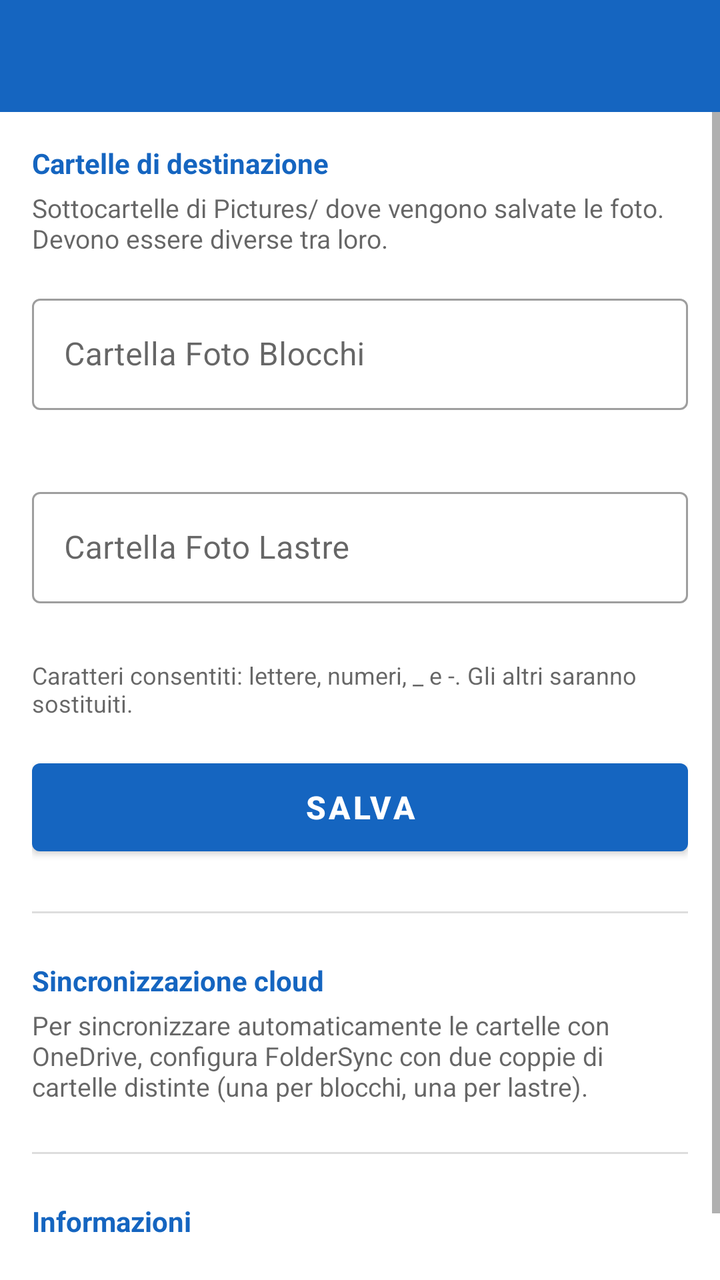
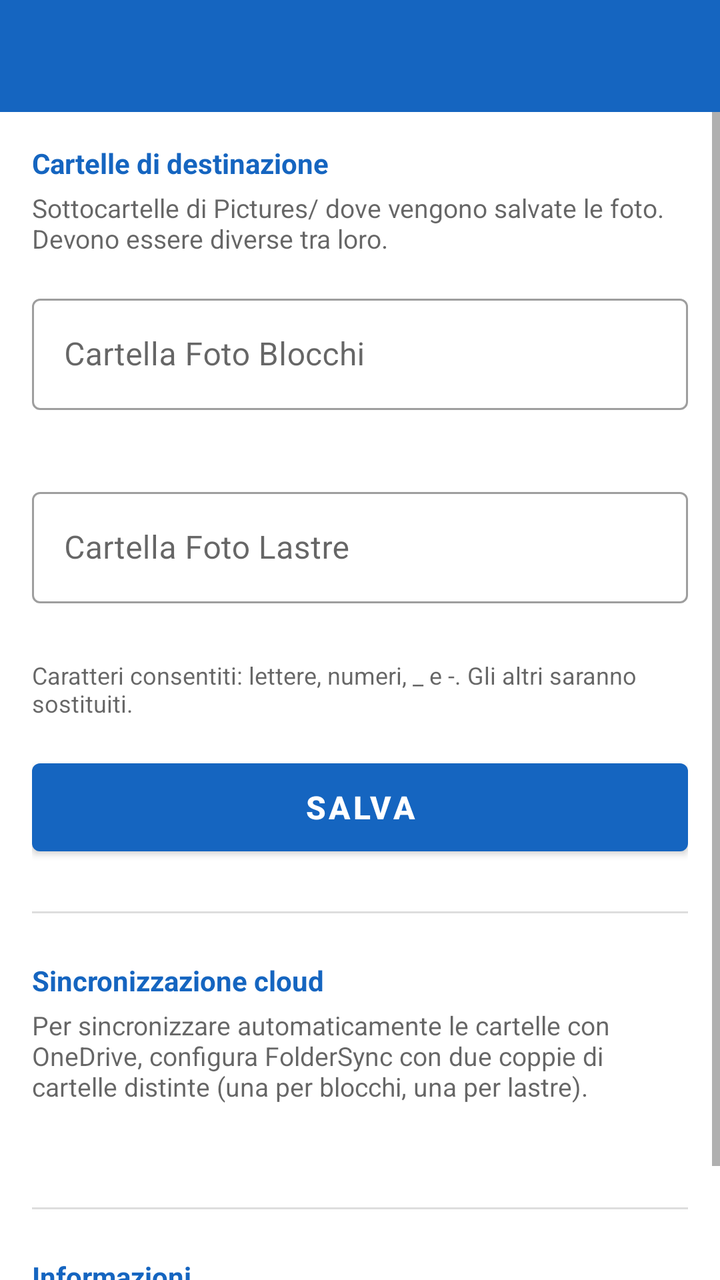

Before-and-after screenshots of an Android layout around one commit, followed by the original layout XML and the change that was made.
<!-- AndroidManifest.xml: application theme Theme.FotoCommesse -->
<!-- res/layout/activity_settings.xml -->
<?xml version="1.0" encoding="utf-8"?>
<LinearLayout xmlns:android="http://schemas.android.com/apk/res/android"
    xmlns:app="http://schemas.android.com/apk/res-auto"
    android:layout_width="match_parent"
    android:layout_height="match_parent"
    android:fitsSystemWindows="true"
    android:orientation="vertical">

    <com.google.android.material.appbar.MaterialToolbar
        android:id="@+id/toolbar"
        android:layout_width="match_parent"
        android:layout_height="?attr/actionBarSize"
        android:background="?attr/colorPrimary"
        android:theme="@style/ThemeOverlay.MaterialComponents.Dark.ActionBar"
        app:titleTextColor="@android:color/white" />

    <ScrollView
        android:layout_width="match_parent"
        android:layout_height="0dp"
        android:layout_weight="1">

        <LinearLayout
            android:layout_width="match_parent"
            android:layout_height="wrap_content"
            android:orientation="vertical"
            android:padding="16dp">

            <TextView
                android:layout_width="wrap_content"
                android:layout_height="wrap_content"
                android:text="@string/settings_section_folder"
                android:textColor="?attr/colorPrimary"
                android:textSize="14sp"
                android:textStyle="bold" />

            <TextView
                android:layout_width="match_parent"
                android:layout_height="wrap_content"
                android:layout_marginTop="4dp"
                android:text="@string/settings_folder_description"
                android:textColor="?android:attr/textColorSecondary"
                android:textSize="13sp" />

            <com.google.android.material.textfield.TextInputLayout
                android:id="@+id/tilFolderBlocchi"
                style="@style/Widget.MaterialComponents.TextInputLayout.OutlinedBox"
                android:layout_width="match_parent"
                android:layout_height="wrap_content"
                android:layout_marginTop="16dp"
                android:hint="@string/settings_folder_blocchi_hint">

                <com.google.android.material.textfield.TextInputEditText
                    android:id="@+id/etFolderBlocchi"
                    android:layout_width="match_parent"
                    android:layout_height="wrap_content"
                    android:inputType="text|textNoSuggestions"
                    android:maxLines="1" />
            </com.google.android.material.textfield.TextInputLayout>

            <TextView
                android:id="@+id/tvPreviewBlocchi"
                android:layout_width="match_parent"
                android:layout_height="wrap_content"
                android:layout_marginTop="2dp"
                android:fontFamily="monospace"
                android:textColor="?attr/colorPrimary"
                android:textSize="13sp" />

            <com.google.android.material.textfield.TextInputLayout
                android:id="@+id/tilFolderLastre"
                style="@style/Widget.MaterialComponents.TextInputLayout.OutlinedBox"
                android:layout_width="match_parent"
                android:layout_height="wrap_content"
                android:layout_marginTop="16dp"
                android:hint="@string/settings_folder_lastre_hint">

                <com.google.android.material.textfield.TextInputEditText
                    android:id="@+id/etFolderLastre"
                    android:layout_width="match_parent"
                    android:layout_height="wrap_content"
                    android:inputType="text|textNoSuggestions"
                    android:maxLines="1" />
            </com.google.android.material.textfield.TextInputLayout>

            <TextView
                android:id="@+id/tvPreviewLastre"
                android:layout_width="match_parent"
                android:layout_height="wrap_content"
                android:layout_marginTop="2dp"
                android:fontFamily="monospace"
                android:textColor="?attr/colorPrimary"
                android:textSize="13sp" />

            <TextView
                android:layout_width="match_parent"
                android:layout_height="wrap_content"
                android:layout_marginTop="8dp"
                android:text="@string/settings_folder_helper"
                android:textColor="?android:attr/textColorSecondary"
                android:textSize="12sp" />

            <com.google.android.material.button.MaterialButton
                android:id="@+id/btnSave"
                android:layout_width="match_parent"
                android:layout_height="56dp"
                android:layout_marginTop="16dp"
                android:text="@string/btn_save"
                android:textSize="16sp"
                android:textStyle="bold" />

            <View
                android:layout_width="match_parent"
                android:layout_height="1dp"
                android:layout_marginVertical="24dp"
                android:background="#22000000" />

            <TextView
                android:layout_width="wrap_content"
                android:layout_height="wrap_content"
                android:text="@string/settings_section_sync"
                android:textColor="?attr/colorPrimary"
                android:textSize="14sp"
                android:textStyle="bold" />

            <TextView
                android:layout_width="match_parent"
                android:layout_height="wrap_content"
                android:layout_marginTop="4dp"
                android:text="@string/settings_sync_description"
                android:textColor="?android:attr/textColorSecondary"
                android:textSize="13sp" />

            <View
                android:layout_width="match_parent"
                android:layout_height="1dp"
                android:layout_marginVertical="24dp"
                android:background="#22000000" />

            <TextView
                android:layout_width="wrap_content"
                android:layout_height="wrap_content"
                android:text="@string/settings_section_info"
                android:textColor="?attr/colorPrimary"
                android:textSize="14sp"
                android:textStyle="bold" />

            <TextView
                android:id="@+id/tvVersion"
                android:layout_width="wrap_content"
                android:layout_height="wrap_content"
                android:layout_marginTop="4dp"
                android:textSize="13sp" />

            <TextView
                android:layout_width="wrap_content"
                android:layout_height="wrap_content"
                android:text="@string/powered_by"
                android:textColor="?android:attr/textColorSecondary"
                android:textSize="13sp" />

        </LinearLayout>
    </ScrollView>

</LinearLayout>
<!-- resources referenced by this layout -->
<resources>
  <string name="btn_save">SALVA</string>
  <string name="powered_by">Powered by AP Consulting</string>
  <string name="settings_folder_blocchi_hint">Cartella Foto Blocchi</string>
  <string name="settings_folder_description">Sottocartelle di Pictures/ dove vengono salvate le foto. Devono essere diverse tra loro.</string>
  <string name="settings_folder_helper">Caratteri consentiti: lettere, numeri, _ e -. Gli altri saranno sostituiti.</string>
  <string name="settings_folder_lastre_hint">Cartella Foto Lastre</string>
  <string name="settings_section_folder">Cartelle di destinazione</string>
  <string name="settings_section_info">Informazioni</string>
  <string name="settings_section_sync">Sincronizzazione cloud</string>
  <string name="settings_sync_description">Per sincronizzare automaticamente le cartelle con OneDrive, configura FolderSync con due coppie di cartelle distinte (una per blocchi, una per lastre).</string>
  <style name="Theme.FotoCommesse" parent="Theme.MaterialComponents.DayNight.NoActionBar">
          <item name="colorPrimary">@color/primary</item>
          <item name="colorPrimaryDark">@color/primary_dark</item>
          <item name="colorAccent">@color/accent</item>
      </style>
  <color name="primary">#1565C0</color>
  <color name="primary_dark">#0D47A1</color>
  <color name="accent">#FF6F00</color>
</resources>

<!-- the commit's change to res/layout/activity_settings.xml (unified diff, before → after) -->
@@ -130,6 +130,15 @@
                 android:textColor="?android:attr/textColorSecondary"
                 android:textSize="13sp" />
 
+            <TextView
+                android:id="@+id/tvSyncProvider"
+                android:layout_width="match_parent"
+                android:layout_height="wrap_content"
+                android:layout_marginTop="10dp"
+                android:textColor="?attr/colorPrimary"
+                android:textSize="13sp"
+                android:textStyle="bold" />
+
             <View
                 android:layout_width="match_parent"
                 android:layout_height="1dp"
